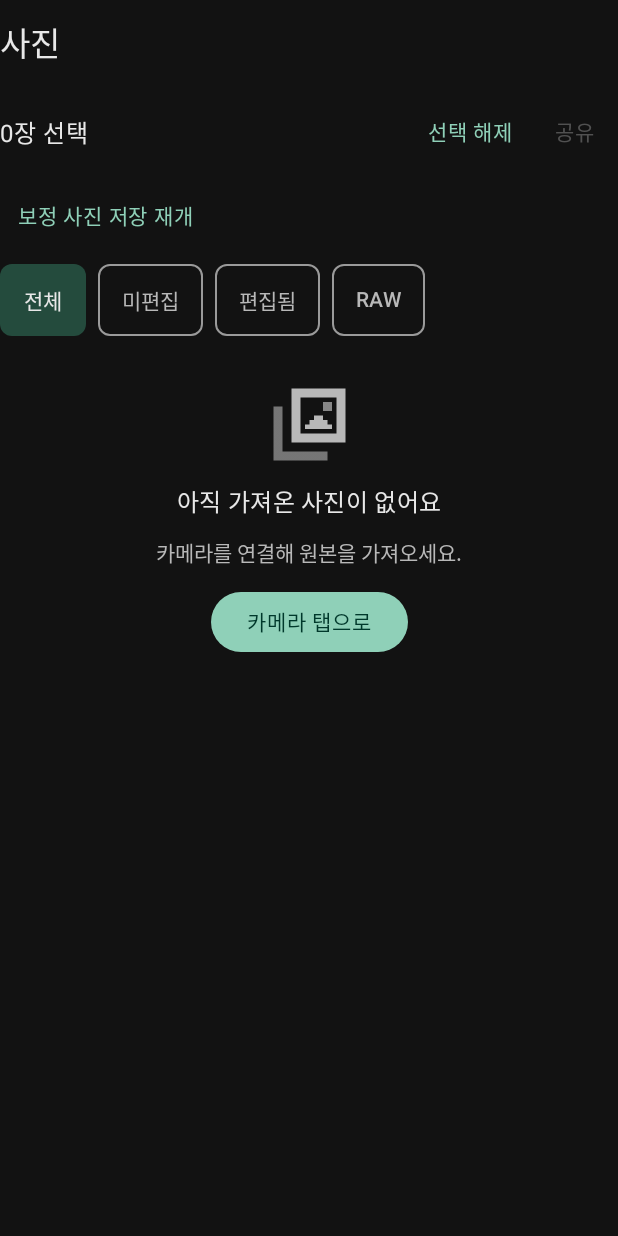
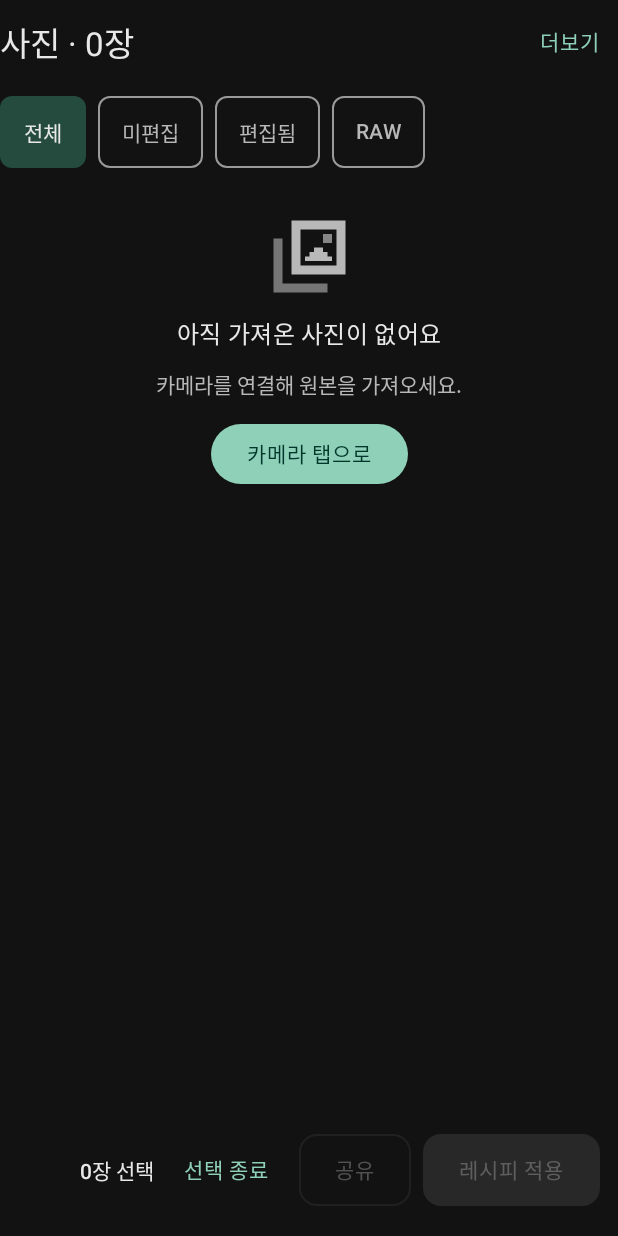
Before and after one commit to SukbeomH/beta7compact, an Android app built with Jetpack Compose: the composable PhotosScreen called with empty values, after a tap on "선택", on a phone screen of 412 x 824 dp. Run offline under Robolectric (Android 15) with nearby library versions, the phone set to English and light mode, and no system bars; our stand-ins replace Room's generated code.

Commit message:
feat: consolidate photo selection actions and compact secondary tools

```diff
--- a/app/build.gradle.kts
+++ b/app/build.gradle.kts
@@ -15,8 +15,8 @@ android {
         minSdk = 29
         targetSdk = 35
         testInstrumentationRunner = "android.test.InstrumentationTestRunner"
-        versionCode = 16
-        versionName = "0.8.3"
+        versionCode = 17
+        versionName = "0.8.4"
     }
     signingConfigs.getByName("debug") {
         storeFile = file(providers.gradleProperty("beta7compact.signingStore")
--- /dev/null
+++ b/app/src/main/java/dev/sukbeomh/beta7compact/ui/PhotoSelectionPolicy.kt
@@ -0,0 +1,15 @@
+package dev.sukbeomh.beta7compact.ui
+
+/** Valid selection is independent of the current filter; filtering never discards a photo. */
+data class PhotoSelectionSummary(val keys: List<String>, val hiddenCount: Int) {
+    val enabled: Boolean get() = keys.isNotEmpty()
+}
+
+fun resolvePhotoSelection(
+    selected: List<String>,
+    available: Set<String>,
+    visible: Set<String>,
+): PhotoSelectionSummary {
+    val keys = selected.distinct().filter { it in available }
+    return PhotoSelectionSummary(keys, keys.count { it !in visible })
+}
--- a/app/src/main/java/dev/sukbeomh/beta7compact/ui/PhotosScreen.kt
+++ b/app/src/main/java/dev/sukbeomh/beta7compact/ui/PhotosScreen.kt
@@ -1,6 +1,7 @@
 package dev.sukbeomh.beta7compact.ui
 
 import android.content.Intent
+import androidx.activity.compose.BackHandler
 import dev.sukbeomh.beta7compact.recipe.RecipeWorker
 import android.graphics.Bitmap
 import android.net.Uri
@@ -20,6 +21,9 @@ import androidx.compose.ui.Modifier
 import androidx.compose.ui.graphics.asImageBitmap
 import androidx.compose.ui.layout.ContentScale
 import androidx.compose.ui.unit.dp
+import androidx.compose.ui.semantics.semantics
+import androidx.compose.ui.semantics.liveRegion
+import androidx.compose.ui.semantics.LiveRegionMode
 import androidx.lifecycle.compose.collectAsStateWithLifecycle
 import dev.sukbeomh.beta7compact.App
 import dev.sukbeomh.beta7compact.library.*
@@ -37,11 +41,14 @@ private data class PhotoError(val message: String, val actionLabel: String, val
     }
     return image
 }
+@OptIn(ExperimentalLayoutApi::class)
 @Composable fun PhotosScreen(app: App, photos: List<Photo>, edit: (List<String>) -> Unit, view: (String) -> Unit, camera: () -> Unit, windowWidth: Float? = null, windowHeight: Float? = null) {
     val gridState = rememberLazyGridState()
     var selected by rememberSaveable { mutableStateOf(emptyList<String>()) }
     var selectionMode by rememberSaveable { mutableStateOf(false) }
     var focused by rememberSaveable { mutableStateOf<String?>(null) }
+    var moreActions by remember { mutableStateOf(false) }
+    BackHandler(enabled = selectionMode) { selectionMode = false; selected = emptyList() }
     var filter by rememberSaveable { mutableStateOf("전체") }
     val scope = rememberCoroutineScope()
     var error by remember { mutableStateOf<PhotoError?>(null) }
@@ -53,7 +60,8 @@ private data class PhotoError(val message: String, val actionLabel: String, val
     val edited = results.map { it.photoKey }.toSet()
     val visible = photos.filter { when (filter) { "미편집" -> it.key !in edited; "편집됨" -> it.key in edited; "RAW" -> it.name.endsWith(".arw", true); else -> true } }
     val photo = photos.firstOrNull { it.key == focused } ?: visible.firstOrNull()
-    val keys = selected.filter { key -> photos.any { it.key == key } }
+    val selection = resolvePhotoSelection(selected, photos.map { it.key }.toSet(), visible.map { it.key }.toSet())
+    val keys = selection.keys
     fun share() {
         val uris = photos.filter { it.key in keys }.mapNotNull { it.uri?.let(Uri::parse) }
         try { sharePhotos(app, uris) } catch (e: Exception) { error = PhotoError("사진을 공유할 앱이 없습니다", "사진 공유 재시도", ::share) }
@@ -124,16 +132,33 @@ private data class PhotoError(val message: String, val actionLabel: String, val
         }
     }
 
+    @Composable fun SelectionActions() {
+        FlowRow(Modifier.fillMaxWidth().padding(start = 12.dp, end = 12.dp, top = 8.dp, bottom = 20.dp),
+            horizontalArrangement = Arrangement.spacedBy(8.dp, Alignment.End),
+            verticalArrangement = Arrangement.spacedBy(4.dp)) {
+            Box(Modifier.heightIn(min = 48.dp), contentAlignment = Alignment.Center) {
+                Text("${keys.size}장 선택" + if(selection.hiddenCount > 0) " · 필터 밖 ${selection.hiddenCount}장" else "",
+                    Modifier.semantics {liveRegion = LiveRegionMode.Polite}, style = MaterialTheme.typography.labelLarge)
+            }
+            TextButton(onClick = {selectionMode = false; selected = emptyList()}) {Text("선택 종료")}
+            OutlinedButton(onClick = ::share, enabled = keys.isNotEmpty(),
+                modifier = Modifier.heightIn(min = 48.dp), shape = RoundedCornerShape(12.dp)) {Text("공유")}
+            Button(onClick = {edit(keys)}, enabled = keys.isNotEmpty(),
+                modifier = Modifier.heightIn(min = 48.dp), shape = RoundedCornerShape(12.dp)) {Text("레시피 적용")}
+        }
+    }
     @Composable fun ListTools() {
-        ScreenTitle("사진")
-                Row(verticalAlignment = Alignment.CenterVertically) {
-                    Text(if (selectionMode) "${keys.size}장 선택" else "가져온 원본 ${photos.size}장", Modifier.weight(1f))
-                    TextButton(onClick = { selectionMode = !selectionMode; selected = emptyList() }) { Text(if (selectionMode) "선택 해제" else "선택") }
-                    if (selectionMode) TextButton(onClick = ::share, enabled = keys.isNotEmpty()) { Text("공유") }
+        ScreenTitle("사진 · ${photos.size}장") {
+            if (!selectionMode) TextButton(onClick = {selectionMode = true; selected = emptyList()}) {Text("선택")}
+            Box {
+                TextButton(onClick = {moreActions = true}) {Text("더보기")}
+                DropdownMenu(expanded = moreActions, onDismissRequest = {moreActions = false}) {
+                    DropdownMenuItem(text = {Text("보정 사진 저장 재개")}, onClick = {moreActions = false; resumeSave()})
                 }
-                TextButton(onClick = ::resumeSave) { Text("보정 사진 저장 재개") }
-                ChipStrip(listOf("전체", "미편집", "편집됨", "RAW"), filter) { filter = it }
-                error?.let { failure -> ErrorBanner(failure.message, failure.actionLabel, { error = null; failure.retry() }) { error = null } }
+            }
+        }
+        ChipStrip(listOf("전체", "미편집", "편집됨", "RAW"), filter) {filter = it}
+        error?.let {failure -> ErrorBanner(failure.message, failure.actionLabel, {error = null; failure.retry()}) {error = null}}
     }
     BoxWithConstraints(Modifier.fillMaxSize()) {
         val detailWidth = (maxWidth.value * .4f).coerceIn(240f, 360f).dp
@@ -153,14 +178,15 @@ private data class PhotoError(val message: String, val actionLabel: String, val
             }
         } else Column(Modifier.fillMaxSize(), verticalArrangement = Arrangement.spacedBy(8.dp)) {
                 ListTools()
-                if (photos.isEmpty()) EmptyState("아직 가져온 사진이 없어요", "카메라를 연결해 원본을 가져오세요.", "카메라 탭으로", camera)
-                else if (selectionMode) {
+                if (selectionMode) {
                     Box(Modifier.weight(1f).fillMaxWidth()) {
-                        if (visible.isEmpty()) EmptyState("이 필터에 사진이 없어요", "선택한 사진은 유지됩니다. 전체 사진을 확인해 보세요.", "전체 보기", { filter = "전체" })
+                        if (photos.isEmpty()) EmptyState("아직 가져온 사진이 없어요", "카메라를 연결해 원본을 가져오세요.", "카메라 탭으로", camera)
+                        else if (visible.isEmpty()) EmptyState("이 필터에 사진이 없어요", "선택한 사진은 유지됩니다. 전체 사진을 확인해 보세요.", "전체 보기", { filter = "전체" })
                         else Grid(Modifier.fillMaxSize(), wide, portrait)
                     }
-                    ApplyRecipe()
-                } else if (visible.isEmpty()) EmptyState("이 필터에 사진이 없어요", "전체 사진을 확인해 보세요.", "전체 보기", { filter = "전체" })
+                    SelectionActions()
+                } else if (photos.isEmpty()) EmptyState("아직 가져온 사진이 없어요", "카메라를 연결해 원본을 가져오세요.", "카메라 탭으로", camera)
+                else if (visible.isEmpty()) EmptyState("이 필터에 사진이 없어요", "전체 사진을 확인해 보세요.", "전체 보기", { filter = "전체" })
                 else if (!wide || portrait) {
                     Grid(Modifier.weight(1f), wide, portrait)
                 }
```
Also changed, not shown: 11 other files.
